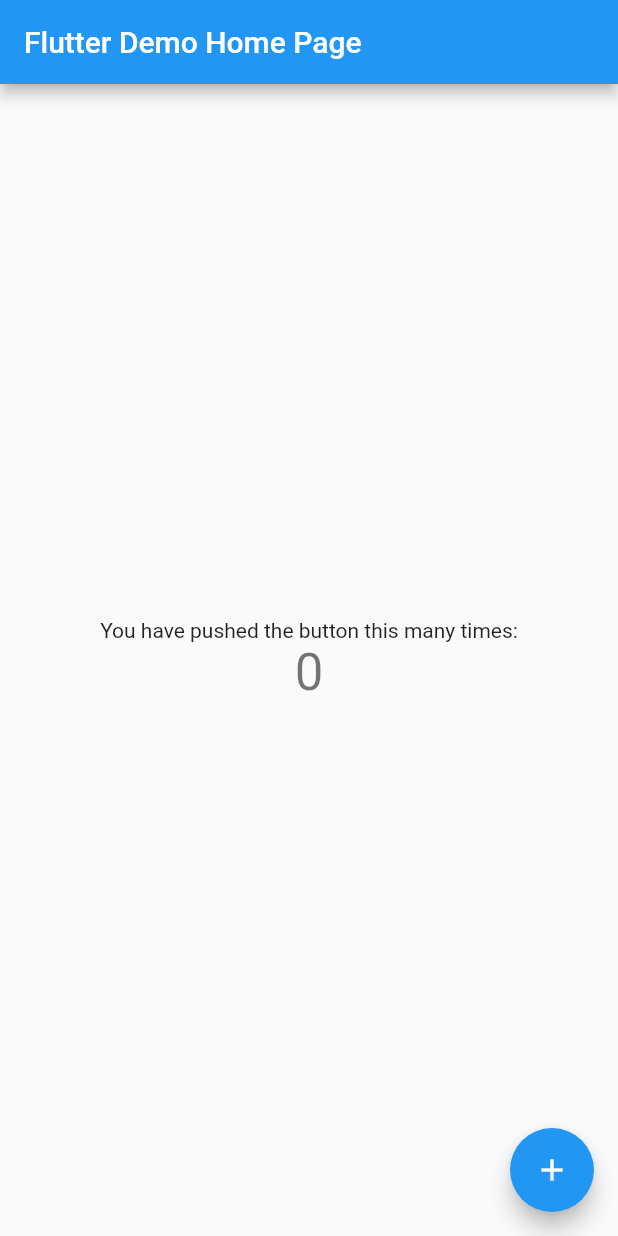
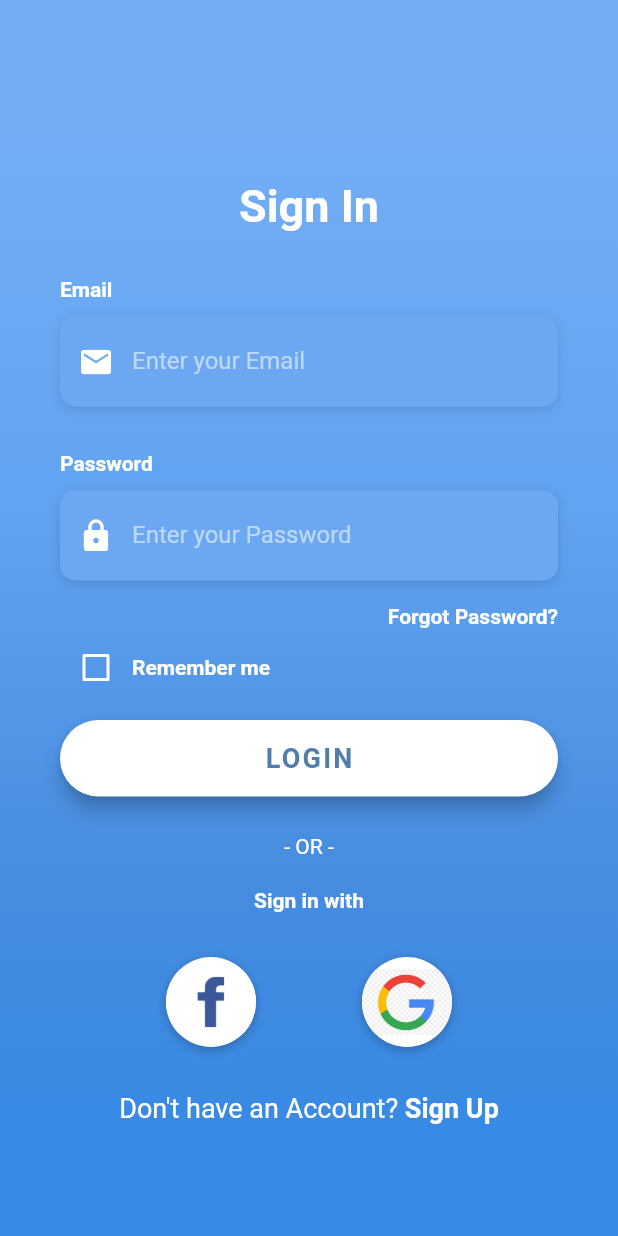
Before and after one commit to CaioHpSouza/Trabalho_C214, a Flutter app: the screen it shows after launch, on a phone screen of 412 x 824 dp. Run offline on Flutter 3.47's test engine with Material 2 defaults, Android fonts, the phone set to English and light mode, and no system bars; our stand-ins replace auto_size_text; Roboto replaces fonts that are missing (OpenSans).

```diff
--- a/lib/main.dart
+++ b/lib/main.dart
@@ -1,66 +1,25 @@
 import 'package:flutter/material.dart';
+import 'screens/login_screen.dart';
+
 
 void main() {
   runApp(MyApp());
 }
 
 class MyApp extends StatelessWidget {
+
+  MyApp();
+
+  // This widget is the root of your application.
   @override
   Widget build(BuildContext context) {
     return MaterialApp(
-      title: 'Flutter Demo',
+      title: 'Calculadora teste',
       theme: ThemeData(
         primarySwatch: Colors.blue,
-        visualDensity: VisualDensity.adaptivePlatformDensity,
       ),
-      home: MyHomePage(title: 'Flutter Demo Home Page'),
+      home: LoginScreen(),
+      debugShowCheckedModeBanner: false,
     );
   }
 }
-
-class MyHomePage extends StatefulWidget {
-  MyHomePage({Key key, this.title}) : super(key: key);
-
-  final String title;
-
-  @override
-  _MyHomePageState createState() => _MyHomePageState();
-}
-
-class _MyHomePageState extends State<MyHomePage> {
-  int _counter = 0;
-
-  void _incrementCounter() {
-    setState(() {
-      _counter++;
-    });
-  }
-
-  @override
-  Widget build(BuildContext context) {
-    return Scaffold(
-      appBar: AppBar(
-        title: Text(widget.title),
-      ),
-      body: Center(
-        child: Column(
-          mainAxisAlignment: MainAxisAlignment.center,
-          children: <Widget>[
-            Text(
-              'You have pushed the button this many times:',
-            ),
-            Text(
-              '$_counter',
-              style: Theme.of(context).textTheme.headline4,
-            ),
-          ],
-        ),
-      ),
-      floatingActionButton: FloatingActionButton(
-        onPressed: _incrementCounter,
-        tooltip: 'Increment',
-        child: Icon(Icons.add),
-      ),
-    );
-  }
-}
--- /dev/null
+++ b/lib/screens/login_screen.dart
@@ -0,0 +1,469 @@
+import 'package:calculadora/utilities/constants.dart';
+import 'package:flutter/material.dart';
+import 'package:flutter/services.dart';
+import 'package:auto_size_text/auto_size_text.dart';
+
+
+import 'memory.dart';
+
+class LoginScreen extends StatefulWidget {
+  @override
+  _LoginScreenState createState() => _LoginScreenState();
+}
+
+class Calculator extends StatefulWidget {
+  @override
+  _CalculatorState createState() => _CalculatorState();
+}
+
+class _CalculatorState extends State<Calculator> {
+  final _memory = Memory();
+
+  @override
+  Widget build(BuildContext context) {
+    return Scaffold(
+      appBar: AppBar(
+        backgroundColor: Colors.black,
+        title: Text('Calculadora'),
+      ),
+      body: Column(
+        children: <Widget>[
+          _buildDisplay(),
+          Divider(height: 0.1),
+          _buildKeyboard(),
+        ],
+      ),
+    );
+  }
+
+  Widget _buildDisplay() {
+    return Expanded(
+      flex: 1,
+      child: Container(
+        color: Colors.black,
+        child: Column(
+          mainAxisAlignment: MainAxisAlignment.end,
+          crossAxisAlignment: CrossAxisAlignment.stretch,
+          children: <Widget>[
+            Padding(
+              padding: const EdgeInsets.all(8.0),
+              child: AutoSizeText(
+                _memory.result,
+                minFontSize: 20.0,
+                maxFontSize: 80.0,
+                maxLines: 1,
+                textAlign: TextAlign.end,
+                style: TextStyle(
+                  fontWeight: FontWeight.w200,
+                  decoration: TextDecoration.none,
+                  fontSize: 80.0,
+                  color: Colors.white,
+                ),
+              ),
+            ),
+          ],
+        ),
+      ),
+    );
+  }
+
+  Widget _buildKeyboardButton(String label,
+      {int flex = 1, Color textColor = Colors.white, Color backgroundColor = Colors.black}) {
+    return Expanded(
+      flex: flex,
+      child: RaisedButton(
+        color: backgroundColor,
+        textColor: textColor,
+        child: Text(
+          label,
+          style: TextStyle(fontSize: 24),
+        ),
+        onPressed: () {
+          setState(() {
+            _memory.applyCommand(label);
+          });
+        },
+      ),
+    );
+  }
+
+  Widget _buildKeyboard() {
+    return Container(
+      color: Colors.black,
+      height: 400.0,
+      child: Column(
+        children: <Widget>[
+          Expanded(
+            flex: 1,
+            child: Row(
+              crossAxisAlignment: CrossAxisAlignment.stretch,
+              children: <Widget>[
+                _buildKeyboardButton('AC', textColor: Colors.deepOrange),
+                _buildKeyboardButton('DEL', textColor: Colors.deepOrange),
+                _buildKeyboardButton('%', textColor: Colors.deepOrange),
+                _buildKeyboardButton('/', textColor: Colors.deepOrange),
+              ],
+            ),
+          ),
+          Expanded(
+            flex: 1,
+            child: Row(
+              crossAxisAlignment: CrossAxisAlignment.stretch,
+              children: <Widget>[
+                _buildKeyboardButton('7'),
+                _buildKeyboardButton('8'),
+                _buildKeyboardButton('9'),
+                _buildKeyboardButton('x', textColor: Colors.deepOrange),
+              ],
+            ),
+          ),
+          Expanded(
+            flex: 1,
+            child: Row(
+              crossAxisAlignment: CrossAxisAlignment.stretch,
+              children: <Widget>[
+                _buildKeyboardButton('4'),
+                _buildKeyboardButton('5'),
+                _buildKeyboardButton('6'),
+                _buildKeyboardButton('+', textColor: Colors.deepOrange),
+              ],
+            ),
+          ),
+          Expanded(
+            flex: 1,
+            child: Row(
+              crossAxisAlignment: CrossAxisAlignment.stretch,
+              children: <Widget>[
+                _buildKeyboardButton('1'),
+                _buildKeyboardButton('2'),
+                _buildKeyboardButton('3'),
+                _buildKeyboardButton('-', textColor: Colors.deepOrange),
+              ],
+            ),
+          ),
+          Expanded(
+            flex: 1,
+            child: Row(
+              crossAxisAlignment: CrossAxisAlignment.stretch,
+              children: <Widget>[
+                _buildKeyboardButton('0', flex: 2),
+                _buildKeyboardButton('.'),
+                _buildKeyboardButton('=', textColor: Colors.deepOrange),
+              ],
+            ),
+          ),
+        ],
+      ),
+    );
+  }
+}
+
+
+class _LoginScreenState extends State<LoginScreen> {
+  bool _rememberMe = false;
+
+  Widget _buildEmailTF() {
+    return Column(
+      crossAxisAlignment: CrossAxisAlignment.start,
+      children: <Widget>[
+        Text(
+          'Email',
+          style: kLabelStyle,
+        ),
+        SizedBox(height: 10.0),
+        Container(
+          alignment: Alignment.centerLeft,
+          decoration: kBoxDecorationStyle,
+          height: 60.0,
+          child: TextField(
+            keyboardType: TextInputType.emailAddress,
+            style: TextStyle(
+              color: Colors.white,
+              fontFamily: 'OpenSans',
+            ),
+            decoration: InputDecoration(
+              border: InputBorder.none,
+              contentPadding: EdgeInsets.only(top: 14.0),
+              prefixIcon: Icon(
+                Icons.email,
+                color: Colors.white,
+              ),
+              hintText: 'Enter your Email',
+              hintStyle: kHintTextStyle,
+            ),
+          ),
+        ),
+      ],
+    );
+  }
+
+  Widget _buildPasswordTF() {
+    return Column(
+      crossAxisAlignment: CrossAxisAlignment.start,
+      children: <Widget>[
+        Text(
+          'Password',
+          style: kLabelStyle,
+        ),
+        SizedBox(height: 10.0),
+        Container(
+          alignment: Alignment.centerLeft,
+          decoration: kBoxDecorationStyle,
+          height: 60.0,
+          child: TextField(
+            obscureText: true,
+            style: TextStyle(
+              color: Colors.white,
+              fontFamily: 'OpenSans',
+            ),
+            decoration: InputDecoration(
+              border: InputBorder.none,
+              contentPadding: EdgeInsets.only(top: 14.0),
+              prefixIcon: Icon(
+                Icons.lock,
+                color: Colors.white,
+              ),
+              hintText: 'Enter your Password',
+              hintStyle: kHintTextStyle,
+            ),
+          ),
+        ),
+      ],
+    );
+  }
+
+  Widget _buildForgotPasswordBtn() {
+    return Container(
+      alignment: Alignment.centerRight,
+      child: FlatButton(
+        onPressed: () => print('Esqueceu a Senha'),
+        padding: EdgeInsets.only(right: 0.0),
+        child: Text(
+          'Forgot Password?',
+          style: kLabelStyle,
+        ),
+      ),
+    );
+  }
+
+  Widget _buildRememberMeCheckbox() {
+    return Container(
+      height: 20.0,
+      child: Row(
+        children: <Widget>[
+          Theme(
+            data: ThemeData(unselectedWidgetColor: Colors.white),
+            child: Checkbox(
+              value: _rememberMe,
+              checkColor: Colors.green,
+              activeColor: Colors.white,
+              onChanged: (value) {
+                setState(() {
+                  _rememberMe = value;
+                });
+              },
+            ),
+          ),
+          Text(
+            'Remember me',
+            style: kLabelStyle,
+          ),
+        ],
+      ),
+    );
+  }
+
+  Widget _buildLoginBtn() {
+    return Container(
+      padding: EdgeInsets.symmetric(vertical: 25.0),
+      width: double.infinity,
+      child: RaisedButton(
+        elevation: 5.0,
+        onPressed: () => {
+            Navigator.push(
+              context,
+              MaterialPageRoute(builder: (context) => Calculator()),
+            )
+          },
+        padding: EdgeInsets.all(15.0),
+        shape: RoundedRectangleBorder(
+          borderRadius: BorderRadius.circular(30.0),
+        ),
+        color: Colors.white,
+        child: Text(
+          'LOGIN',
+          style: TextStyle(
+            color: Color(0xFF527DAA),
+            letterSpacing: 1.5,
+            fontSize: 18.0,
+            fontWeight: FontWeight.bold,
+            fontFamily: 'OpenSans',
+          ),
+        ),
+      ),
+    );
+  }
+
+  Widget _buildSignInWithText() {
+    return Column(
+      children: <Widget>[
+        Text(
+          '- OR -',
+          style: TextStyle(
+            color: Colors.white,
+            fontWeight: FontWeight.w400,
+          ),
+        ),
+        SizedBox(height: 20.0),
+        Text(
+          'Sign in with',
+          style: kLabelStyle,
+        ),
+      ],
+    );
+  }
+
+  Widget _buildSocialBtn(Function onTap, AssetImage logo) {
+    return GestureDetector(
+      onTap: onTap,
+      child: Container(
+        height: 60.0,
+        width: 60.0,
+        decoration: BoxDecoration(
+          shape: BoxShape.circle,
+          color: Colors.white,
+          boxShadow: [
+            BoxShadow(
+              color: Colors.black26,
+              offset: Offset(0, 2),
+              blurRadius: 6.0,
+            ),
+          ],
+          image: DecorationImage(
+            image: logo,
+          ),
+        ),
+      ),
+    );
+  }
+
+  Widget _buildSocialBtnRow() {
+    return Padding(
+      padding: EdgeInsets.symmetric(vertical: 30.0),
+      child: Row(
+        mainAxisAlignment: MainAxisAlignment.spaceEvenly,
+        children: <Widget>[
+          _buildSocialBtn(
+            () => print('Login with Facebook'),
+            AssetImage(
+              'assets/logos/facebook.jpg',
+            ),
+          ),
+          _buildSocialBtn(
+            () => print('Login with Google'),
+            AssetImage(
+              'assets/logos/google.jpg',
+            ),
+          ),
+        ],
+      ),
+    );
+  }
+
+  Widget _buildSignupBtn() {
+    return GestureDetector(
+      onTap: () => print('Sign Up Button Pressed'),
+      child: RichText(
+        text: TextSpan(
+          children: [
+            TextSpan(
+              text: 'Don\'t have an Account? ',
+              style: TextStyle(
+                color: Colors.white,
+                fontSize: 18.0,
+                fontWeight: FontWeight.w400,
+              ),
+            ),
+            TextSpan(
+              text: 'Sign Up',
+              style: TextStyle(
+                color: Colors.white,
+                fontSize: 18.0,
+                fontWeight: FontWeight.bold,
+              ),
+            ),
+          ],
+        ),
+      ),
+    );
+  }
+
+  @override
+  Widget build(BuildContext context) {
+    return Scaffold(
+      body: AnnotatedRegion<SystemUiOverlayStyle>(
+        value: SystemUiOverlayStyle.light,
+        child: GestureDetector(
+          onTap: () => FocusScope.of(context).unfocus(),
+          child: Stack(
+            children: <Widget>[
+              Container(
+                height: double.infinity,
+                width: double.infinity,
+                decoration: BoxDecoration(
+                  gradient: LinearGradient(
+                    begin: Alignment.topCenter,
+                    end: Alignment.bottomCenter,
+                    colors: [
+                      Color(0xFF73AEF5),
+                      Color(0xFF61A4F1),
+                      Color(0xFF478DE0),
+                      Color(0xFF398AE5),
+                    ],
+                    stops: [0.1, 0.4, 0.7, 0.9],
+                  ),
+                ),
+              ),
+              Container(
+                height: double.infinity,
+                child: SingleChildScrollView(
+                  physics: AlwaysScrollableScrollPhysics(),
+                  padding: EdgeInsets.symmetric(
+                    horizontal: 40.0,
+                    vertical: 120.0,
+                  ),
+                  child: Column(
+                    mainAxisAlignment: MainAxisAlignment.center,
+                    children: <Widget>[
+                      Text(
+                        'Sign In',
+                        style: TextStyle(
+                          color: Colors.white,
+                          fontFamily: 'OpenSans',
+                          fontSize: 30.0,
+                          fontWeight: FontWeight.bold,
+                        ),
+                      ),
+                      SizedBox(height: 30.0),
+                      _buildEmailTF(),
+                      SizedBox(
+                        height: 30.0,
+                      ),
+                      _buildPasswordTF(),
+                      _buildForgotPasswordBtn(),
+                      _buildRememberMeCheckbox(),
+                      _buildLoginBtn(),
+                      _buildSignInWithText(),
+                      _buildSocialBtnRow(),
+                      _buildSignupBtn(),
+                    ],
+                  ),
+                ),
+              )
+            ],
+          ),
+        ),
+      ),
+    );
+  }
+}
--- /dev/null
+++ b/lib/utilities/constants.dart
@@ -0,0 +1,24 @@
+import 'package:flutter/material.dart';
+
+final kHintTextStyle = TextStyle(
+  color: Colors.white54,
+  fontFamily: 'OpenSans',
+);
+
+final kLabelStyle = TextStyle(
+  color: Colors.white,
+  fontWeight: FontWeight.bold,
+  fontFamily: 'OpenSans',
+);
+
+final kBoxDecorationStyle = BoxDecoration(
+  color: Color(0xFF6CA8F1),
+  borderRadius: BorderRadius.circular(10.0),
+  boxShadow: [
+    BoxShadow(
+      color: Colors.black12,
+      blurRadius: 6.0,
+      offset: Offset(0, 2),
+    ),
+  ],
+);
```
Also changed, not shown: lib/screens/memory.dart (added, +88 -0 lines), pubspec.yaml (+13 -2 lines), assets/fonts/OpenSans.ttf (added), assets/logos/facebook.jpg (added), assets/logos/google.jpg (added), pubspec.lock, 1 other file.
